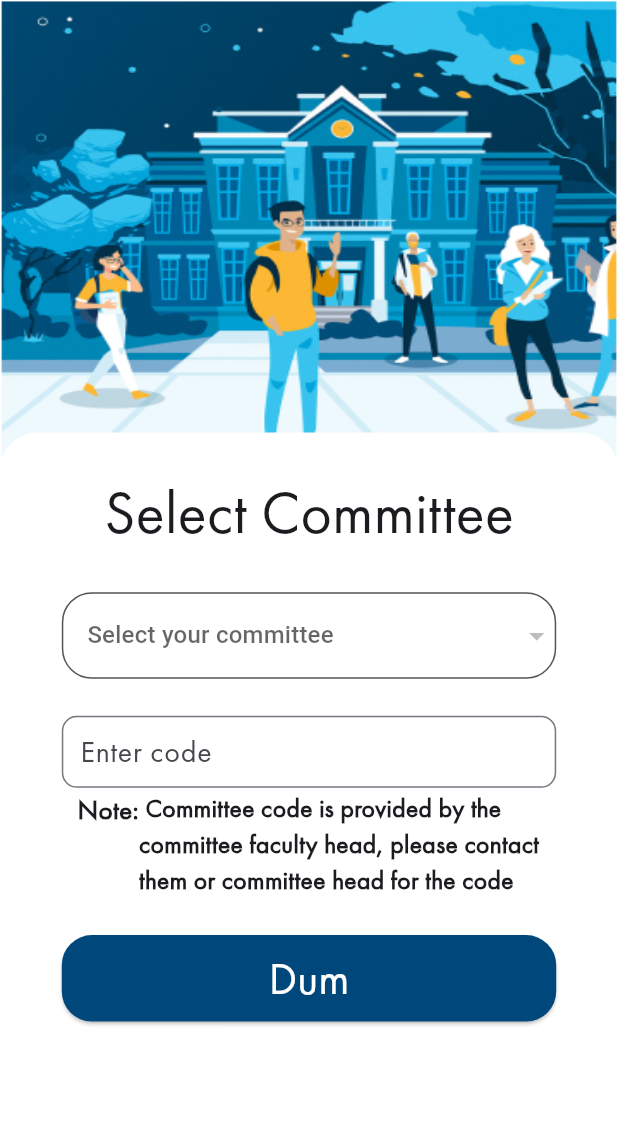
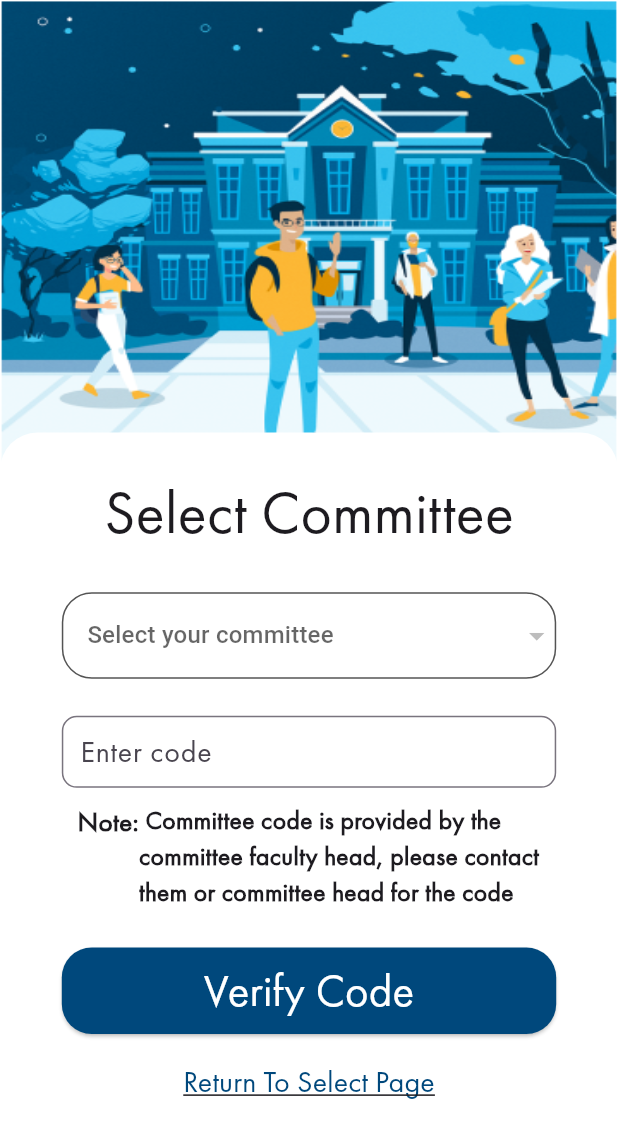
Before and after one commit to RohitBB3010/Campus-Connect, a Flutter app: the screen it shows after launch, after a tap on "Sign In As Committee", on a phone screen of 412 x 824 dp. Shown: the top 1138 px of the screen. Run offline on Flutter 3.47's test engine with Material 3 defaults, Android fonts, the light colour scheme and no system bars; drawn by our look-alikes of auto_size_text, dropdown_button2; our stand-ins replace cloud_firestore, copy_with_extension, firebase_core, flutter_bloc; accounts and stored records are empty.

Commit message:
Added code for return to home page button

```diff
--- a/lib/auth/committee_code_page.dart
+++ b/lib/auth/committee_code_page.dart
@@ -3,6 +3,7 @@ import 'package:campus_connecy/auth/auth_cubit.dart';
 import 'package:campus_connecy/auth/auth_state.dart';
 import 'package:campus_connecy/components/auth_skeleton.dart';
 import 'package:campus_connecy/components/custom_button.dart';
+import 'package:campus_connecy/components/text_button.dart';
 import 'package:campus_connecy/components/text_field.dart';
 import 'package:campus_connecy/constants/colors.dart';
 import 'package:campus_connecy/constants/spacingConsts.dart';
@@ -58,6 +59,7 @@ class CommitteeCodePage extends StatelessWidget {
                 SpacingConsts().mediumHeightBetweenFields(context),
                 CustomTextField(
                     fieldWidth: 0.8,
+                    fieldHeight: 0.07,
                     hintText: 'Enter code',
                     onChanged: context.read<AuthCubit>().codeChanged),
                 SizedBox(
@@ -86,7 +88,7 @@ class CommitteeCodePage extends StatelessWidget {
                       ],
                     )),
                 SpacingConsts().mediumHeightBetweenFields(context),
-                CustomButton(context, "Dum", accent3, () {
+                CustomButton(context, AuthStrings().verifyCode, accent3, () {
                   if (state.selectedCommittee == null) {
                     ScaffoldMessenger.of(context).showSnackBar(
                         buildSnackbar(AuthStrings().selectCommitteeFirst));
@@ -96,7 +98,14 @@ class CommitteeCodePage extends StatelessWidget {
                     ScaffoldMessenger.of(context).showSnackBar(
                         buildSnackbar(AuthStrings().incorrectCode));
                   }
-                }, 0.8, 0.07)
+                }, 0.8, 0.07),
+                SpacingConsts().smallHeightBetweenFields(context),
+                CustomTextButton(
+                    buttonWidth: 0.8,
+                    buttonText: AuthStrings().returnToSelectPage,
+                    onPressed: () {
+                      Navigator.pop(context);
+                    })
               ],
             ),
           );
--- /dev/null
+++ b/lib/components/text_button.dart
@@ -0,0 +1,37 @@
+import 'package:auto_size_text/auto_size_text.dart';
+import 'package:campus_connecy/constants/colors.dart';
+import 'package:flutter/material.dart';
+
+class CustomTextButton extends StatelessWidget {
+  const CustomTextButton({
+    super.key,
+    required this.buttonWidth,
+    required this.buttonText,
+    this.textColor,
+    required this.onPressed,
+    this.icon,
+  });
+  final double buttonWidth;
+  final String buttonText;
+  final Color? textColor;
+  final void Function() onPressed;
+  final Icon? icon;
+
+  @override
+  Widget build(BuildContext context) {
+    return SizedBox(
+      width: MediaQuery.of(context).size.width * buttonWidth,
+      child: TextButton(
+          onPressed: onPressed,
+          child: AutoSizeText(
+            buttonText,
+            maxLines: 1,
+            style: TextStyle(
+                fontFamily: "Futura",
+                color: accent3,
+                decoration: TextDecoration.underline,
+                fontSize: 20.0),
+          )),
+    );
+  }
+}
--- a/lib/constants/string_constants.dart
+++ b/lib/constants/string_constants.dart
@@ -14,4 +14,6 @@ class AuthStrings {
       " Committee code is provided by the committee faculty head, please contact them or committee head for the code";
   String selectCommitteeFirst = "Please Select Committee First";
   String incorrectCode = "The code is incorrect";
+  String verifyCode = "Verify Code";
+  String returnToSelectPage = "Return To Select Page";
 }
```
